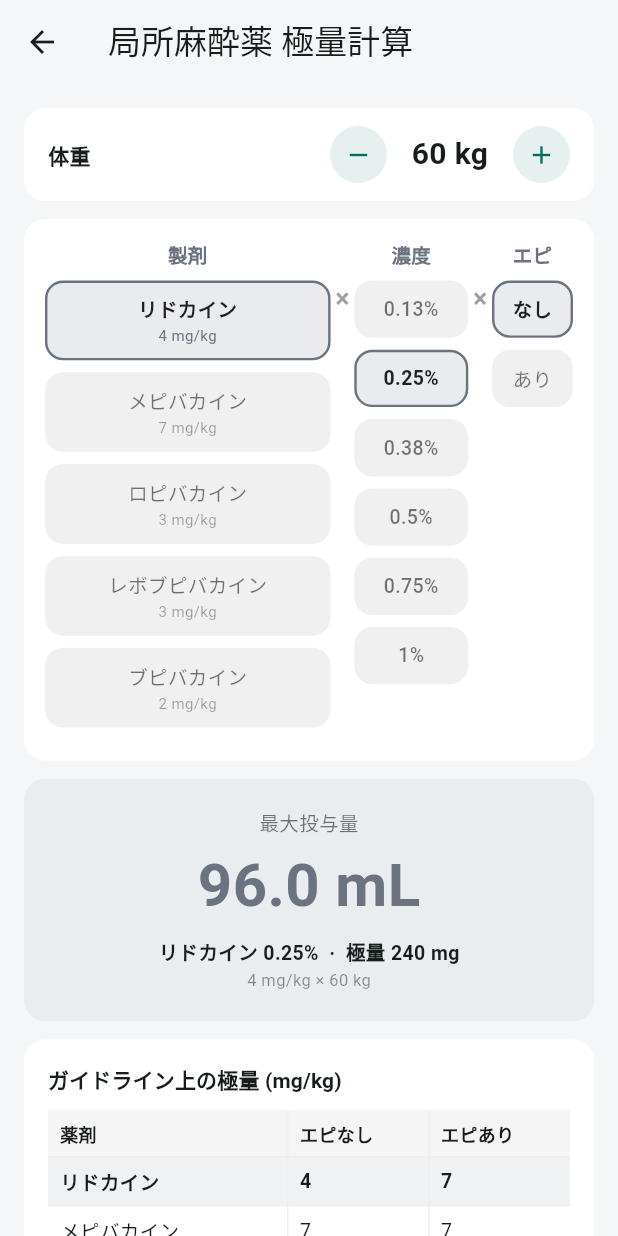
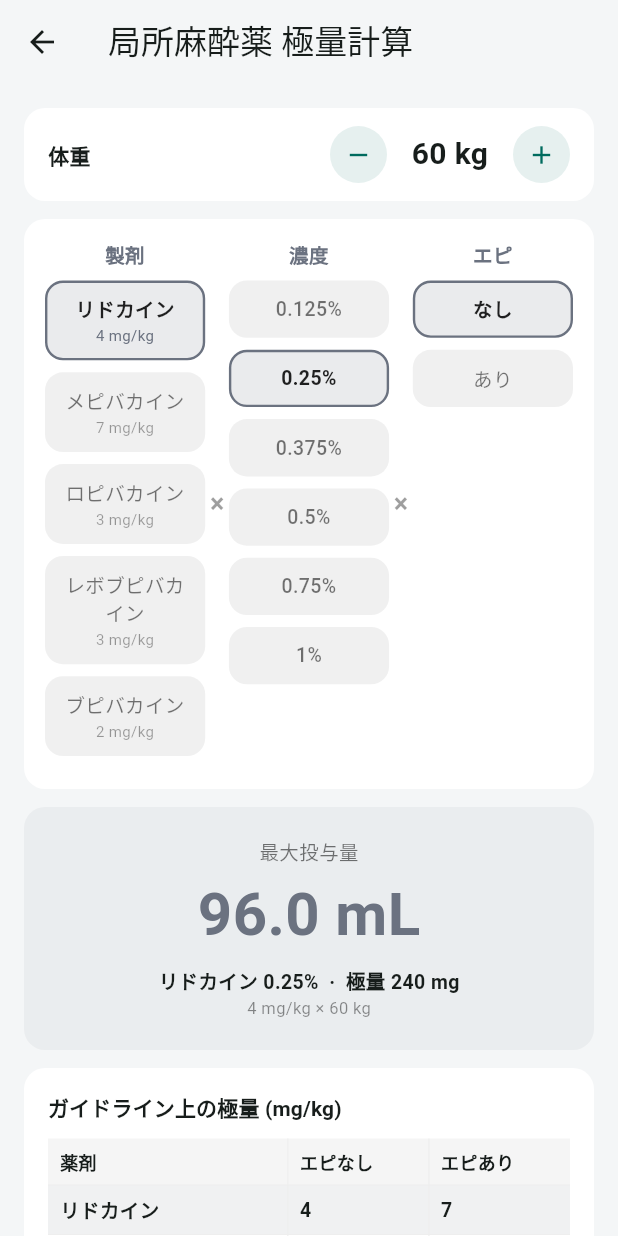
Before and after one commit to shou12101990-ctrl/masui_ref, a Flutter app: the LocalAnestheticMaxScreen screen opened directly, on a phone screen of 412 x 824 dp. Run offline on Flutter 3.47's test engine with Material 3 defaults, Android fonts, the phone set to English and light mode, and no system bars.

Commit message:
fix: 極量計算3列を同幅+×を中央揃え+0.375%表記, DLT説明をCT実測/Brodskyに
- 製剤×濃度×エピを全てExpanded(同幅)・IntrinsicHeightで×を縦中央に
- 濃度表記を3桁精度に(0.38→0.375)
- DLTサイズ選択のサブタイトルを「CT実測 / Brodsky」に

Co-Authored-By: Claude Opus 4.8 <noreply@anthropic.com>

```diff
--- a/lib/screens/calculator_hub_screen.dart
+++ b/lib/screens/calculator_hub_screen.dart
@@ -66,7 +66,7 @@ class CalculatorHubScreen extends StatelessWidget {
       _CalcItem(
         icon: Icons.straighten,
         title: 'DLT サイズ選択',
-        subtitle: '身長・性別 / CT実測 → 推奨 Fr',
+        subtitle: 'CT実測 / Brodsky',
         color: const Color(0xFF0E7490),
         page: const DltScreen(),
       ),
--- a/lib/screens/local_anesthetic_max_screen.dart
+++ b/lib/screens/local_anesthetic_max_screen.dart
@@ -67,7 +67,7 @@ String _fmtVal(double v) {
 }
 
 String _fmtPct(double c) =>
-    c.toStringAsFixed(2).replaceAll(RegExp(r'0+$'), '').replaceAll(RegExp(r'\.$'), '');
+    c.toStringAsFixed(3).replaceAll(RegExp(r'0+$'), '').replaceAll(RegExp(r'\.$'), '');
 
 String _mgkg(double v) =>
     v % 1 == 0 ? v.toStringAsFixed(0) : v.toStringAsFixed(1);
@@ -77,11 +77,15 @@ Widget _colTitle(String t) => Text(t,
     style: const TextStyle(
         fontSize: 13, fontWeight: FontWeight.bold, color: Color(0xFF6B7280)));
 
-Widget _times() => const Padding(
-      padding: EdgeInsets.only(top: 26, left: 3, right: 3),
-      child: Text('×',
-          style: TextStyle(
-              fontSize: 18, color: Colors.black38, fontWeight: FontWeight.bold)),
+Widget _times() => const Center(
+      child: Padding(
+        padding: EdgeInsets.symmetric(horizontal: 3),
+        child: Text('×',
+            style: TextStyle(
+                fontSize: 18,
+                color: Colors.black38,
+                fontWeight: FontWeight.bold)),
+      ),
     );
 
 // ─── 画面 ─────────────────────────────────────────────────────
@@ -162,8 +166,9 @@ class _LocalAnestheticMaxScreenState extends State<LocalAnestheticMaxScreen> {
             Card(
               child: Padding(
                 padding: const EdgeInsets.all(14),
-                child: Row(
-                  crossAxisAlignment: CrossAxisAlignment.start,
+                child: IntrinsicHeight(
+                  child: Row(
+                  crossAxisAlignment: CrossAxisAlignment.stretch,
                   children: [
                     // A: 製剤
                     Expanded(
@@ -187,8 +192,7 @@ class _LocalAnestheticMaxScreenState extends State<LocalAnestheticMaxScreen> {
                     ),
                     _times(),
                     // B: 濃度
-                    SizedBox(
-                      width: 76,
+                    Expanded(
                       child: Column(
                         crossAxisAlignment: CrossAxisAlignment.stretch,
                         children: [
@@ -208,8 +212,7 @@ class _LocalAnestheticMaxScreenState extends State<LocalAnestheticMaxScreen> {
                     ),
                     _times(),
                     // C: エピ添加
-                    SizedBox(
-                      width: 54,
+                    Expanded(
                       child: Column(
                         crossAxisAlignment: CrossAxisAlignment.stretch,
                         children: [
@@ -232,6 +235,7 @@ class _LocalAnestheticMaxScreenState extends State<LocalAnestheticMaxScreen> {
                       ),
                     ),
                   ],
+                  ),
                 ),
               ),
             ),
```
